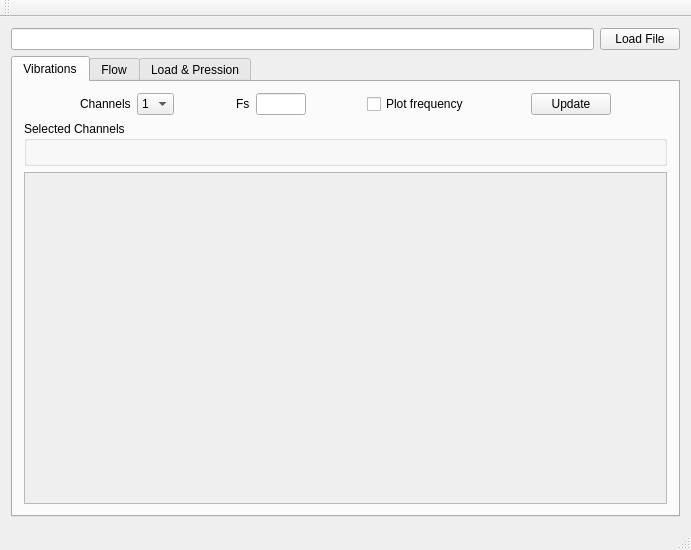
Above: Datafuz/datafuz.ui from jslopezvi/datafuz before the change. Below: the same form after it.
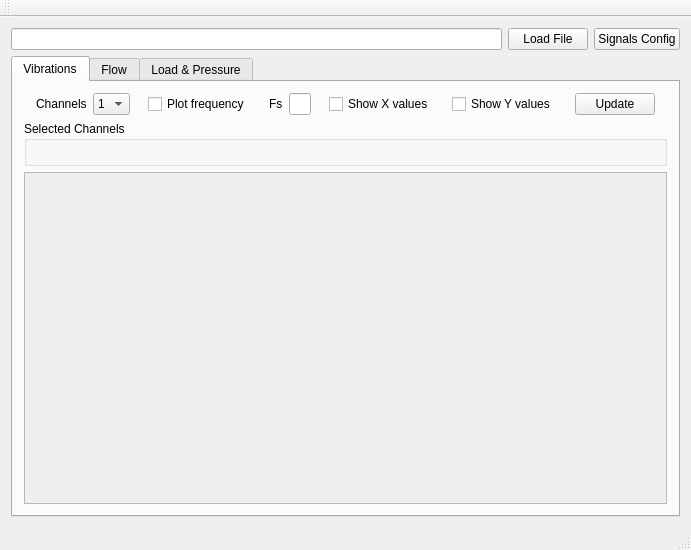
That is the form after the change.

Patch:
```diff
--- a/Datafuz/datafuz.ui
+++ b/Datafuz/datafuz.ui
@@ -29,6 +29,13 @@
           </property>
          </widget>
         </item>
+        <item>
+         <widget class="QPushButton" name="signals_config_button">
+          <property name="text">
+           <string>Signals Config</string>
+          </property>
+         </widget>
+        </item>
        </layout>
       </item>
       <item>
@@ -112,6 +119,26 @@
                   </item>
                  </widget>
                 </item>
+                <item>
+                 <spacer name="horizontalSpacer_5">
+                  <property name="orientation">
+                   <enum>Qt::Horizontal</enum>
+                  </property>
+                  <property name="sizeHint" stdset="0">
+                   <size>
+                    <width>40</width>
+                    <height>20</height>
+                   </size>
+                  </property>
+                 </spacer>
+                </item>
+                <item>
+                 <widget class="QCheckBox" name="plot_freq_check">
+                  <property name="text">
+                   <string>Plot frequency</string>
+                  </property>
+                 </widget>
+                </item>
                 <item>
                  <spacer name="horizontalSpacer">
                   <property name="orientation">
@@ -146,7 +173,7 @@
                  </widget>
                 </item>
                 <item>
-                 <spacer name="horizontalSpacer_5">
+                 <spacer name="horizontalSpacer_6">
                   <property name="orientation">
                    <enum>Qt::Horizontal</enum>
                   </property>
@@ -159,9 +186,29 @@
                  </spacer>
                 </item>
                 <item>
-                 <widget class="QCheckBox" name="plot_freq_check">
+                 <widget class="QCheckBox" name="show_x_vals_check">
                   <property name="text">
-                   <string>Plot frequency</string>
+                   <string>Show X values</string>
+                  </property>
+                 </widget>
+                </item>
+                <item>
+                 <spacer name="horizontalSpacer_7">
+                  <property name="orientation">
+                   <enum>Qt::Horizontal</enum>
+                  </property>
+                  <property name="sizeHint" stdset="0">
+                   <size>
+                    <width>40</width>
+                    <height>20</height>
+                   </size>
+                  </property>
+                 </spacer>
+                </item>
+                <item>
+                 <widget class="QCheckBox" name="show_y_vals_check">
+                  <property name="text">
+                   <string>Show Y values</string>
                   </property>
                  </widget>
                 </item>
@@ -260,7 +307,7 @@
           </widget>
           <widget class="QWidget" name="tab_3">
            <attribute name="title">
-            <string>Load &amp;&amp; Pression</string>
+            <string>Load &amp;&amp; Pressure</string>
            </attribute>
            <layout class="QHBoxLayout" name="horizontalLayout_5">
             <item>
```
Left out of the diff: 10 changed lines with no effect on the pictures.
